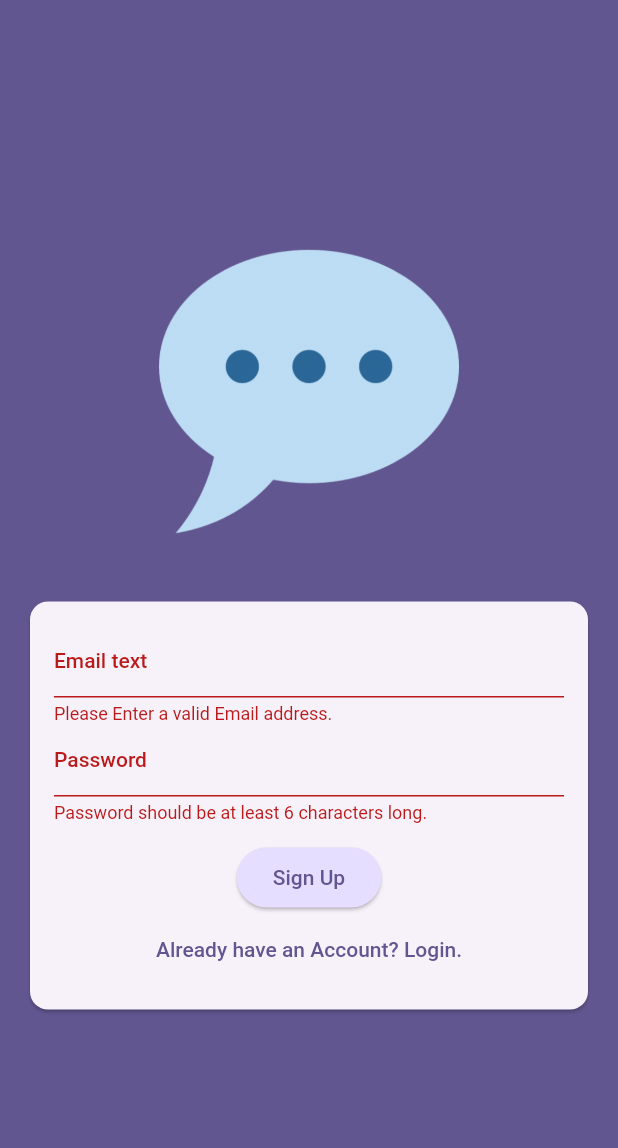
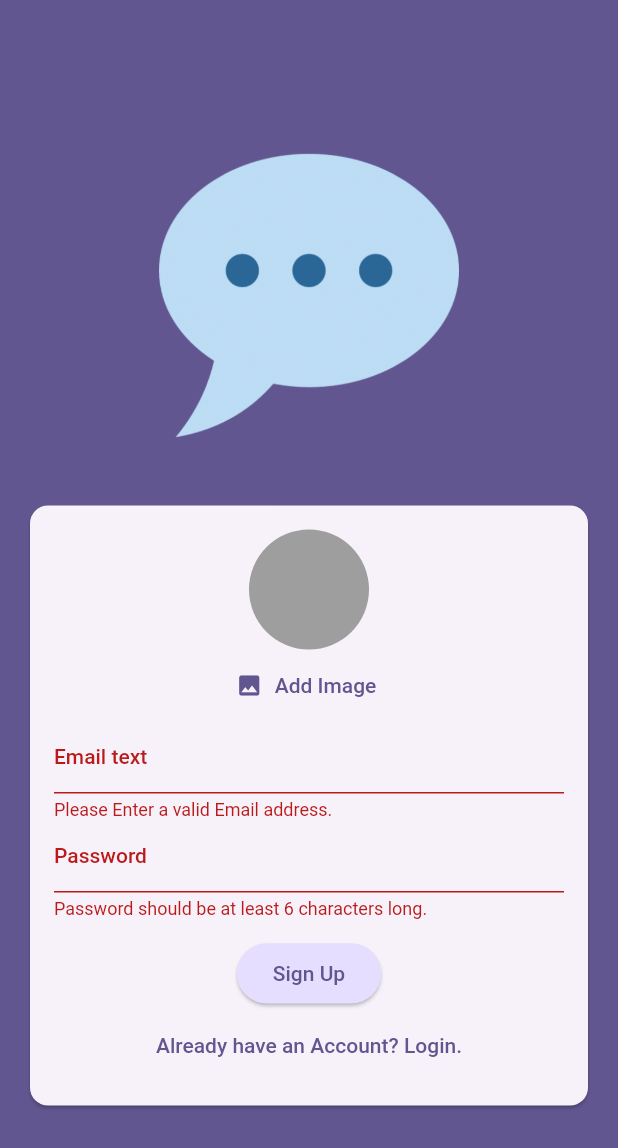
Before and after one commit to hhoury/chat_app, a Flutter app: the screen it shows after launch, after a tap on "Login", after a tap on "Create an Account", on a phone screen of 412 x 824 dp. Shown: the top 1148 px of the screen. Run offline on Flutter 3.47's test engine with Material 2 defaults, Android fonts, the phone set to English and light mode, and no system bars; our stand-ins replace firebase_auth, firebase_core, firebase_storage, image_picker; accounts and stored records are empty.

Commit message:
image picker firebase storage

```diff
--- a/lib/screens/auth.dart
+++ b/lib/screens/auth.dart
@@ -1,3 +1,7 @@
+import 'dart:io';
+
+import 'package:chat_app/widgets/user_image_picker.dart';
+import 'package:firebase_storage/firebase_storage.dart';
 import 'package:flutter/material.dart';
 import 'package:firebase_auth/firebase_auth.dart';
 
@@ -14,22 +18,39 @@ class _AuthScreenState extends State<AuthScreen> {
   final _formKey = GlobalKey<FormState>();
   var _enteredEmail = '';
   var _enteredPassword = '';
+  File? _selectedImage;
   var _isLogin = true;
+  var _isAuthenticating = false;
   void _submit() async {
     final isValid = _formKey.currentState!.validate();
-    if (!isValid) {
+    if (!isValid || _isLogin && _selectedImage == null) {
       return;
     }
     _formKey.currentState!.save();
     try {
+      setState(() {
+        _isAuthenticating = true;
+      });
       if (_isLogin) {
         final userCredentials = _firebase.signInWithEmailAndPassword(
             email: _enteredEmail, password: _enteredPassword);
       } else {
         final userCredentials = await _firebase.createUserWithEmailAndPassword(
             email: _enteredEmail, password: _enteredPassword);
+        final storageRef = FirebaseStorage.instance
+            .ref()
+            .child('user_images')
+            .child('${userCredentials.user!.uid}.jpg');
+        await storageRef.putFile(_selectedImage!);
+        final imageUrl = await storageRef.getDownloadURL();
+        setState(() {
+          _isAuthenticating = false;
+        });
       }
     } on FirebaseAuthException catch (err) {
+      setState(() {
+        _isAuthenticating = false;
+      });
       ScaffoldMessenger.of(context).clearSnackBars();
       ScaffoldMessenger.of(context).showSnackBar(
         SnackBar(
@@ -64,6 +85,12 @@ class _AuthScreenState extends State<AuthScreen> {
                         child: Column(
                           mainAxisSize: MainAxisSize.min,
                           children: [
+                            if (!_isLogin)
+                              UserImagePicker(
+                                onPickImage: (pickedImage) {
+                                  _selectedImage = pickedImage;
+                                },
+                              ),
                             TextFormField(
                               keyboardType: TextInputType.emailAddress,
                               decoration: const InputDecoration(
@@ -102,6 +129,9 @@ class _AuthScreenState extends State<AuthScreen> {
                             const SizedBox(
                               height: 12,
                             ),
+                            if (_isAuthenticating)
+                              const CircularProgressIndicator(),
+                            if (!_isAuthenticating)
                               ElevatedButton(
                                 onPressed: _submit,
                                 style: ElevatedButton.styleFrom(
@@ -110,6 +140,7 @@ class _AuthScreenState extends State<AuthScreen> {
                                         .primaryContainer),
                                 child: Text(_isLogin ? 'Login' : 'Sign Up'),
                               ),
+                            if (!_isAuthenticating)
                               TextButton(
                                 onPressed: () {
                                   setState(() {
--- /dev/null
+++ b/lib/widgets/user_image_picker.dart
@@ -0,0 +1,55 @@
+import 'dart:io';
+
+import 'package:flutter/material.dart';
+import 'package:image_picker/image_picker.dart';
+
+class UserImagePicker extends StatefulWidget {
+  const UserImagePicker({super.key, required this.onPickImage});
+
+  final void Function(File pickedImage) onPickImage;
+
+  @override
+  State<UserImagePicker> createState() => _UserImagePickerState();
+}
+
+class _UserImagePickerState extends State<UserImagePicker> {
+  File? _pickedImageFile;
+  void _pickImage() async {
+    final pickedImage = await ImagePicker().pickImage(
+      source: ImageSource.camera,
+      imageQuality: 50,
+      maxWidth: 150,
+    );
+    if (pickedImage == null) {
+      return;
+    }
+    setState(() {
+      _pickedImageFile = File(pickedImage.path);
+    });
+    widget.onPickImage(_pickedImageFile!);
+  }
+
+  @override
+  Widget build(BuildContext context) {
+    return Column(
+      children: [
+        CircleAvatar(
+          radius: 40,
+          backgroundColor: Colors.grey,
+          foregroundImage:
+              _pickedImageFile != null ? FileImage(_pickedImageFile!) : null,
+        ),
+        TextButton.icon(
+          onPressed: _pickImage,
+          icon: const Icon(Icons.image),
+          label: Text(
+            'Add Image',
+            style: TextStyle(
+              color: Theme.of(context).colorScheme.primary,
+            ),
+          ),
+        )
+      ],
+    );
+  }
+}
--- a/pubspec.yaml
+++ b/pubspec.yaml
@@ -37,6 +37,8 @@ dependencies:
   cupertino_icons: ^1.0.2
   firebase_core: ^2.15.0
   firebase_auth: ^4.7.1
+  firebase_storage: ^11.2.5
+  image_picker: ^1.0.1
 
 dev_dependencies:
   flutter_test:
```
Also changed, not shown: pubspec.lock, 6 other files. Lines whose indentation alone changed are shown as unchanged.
